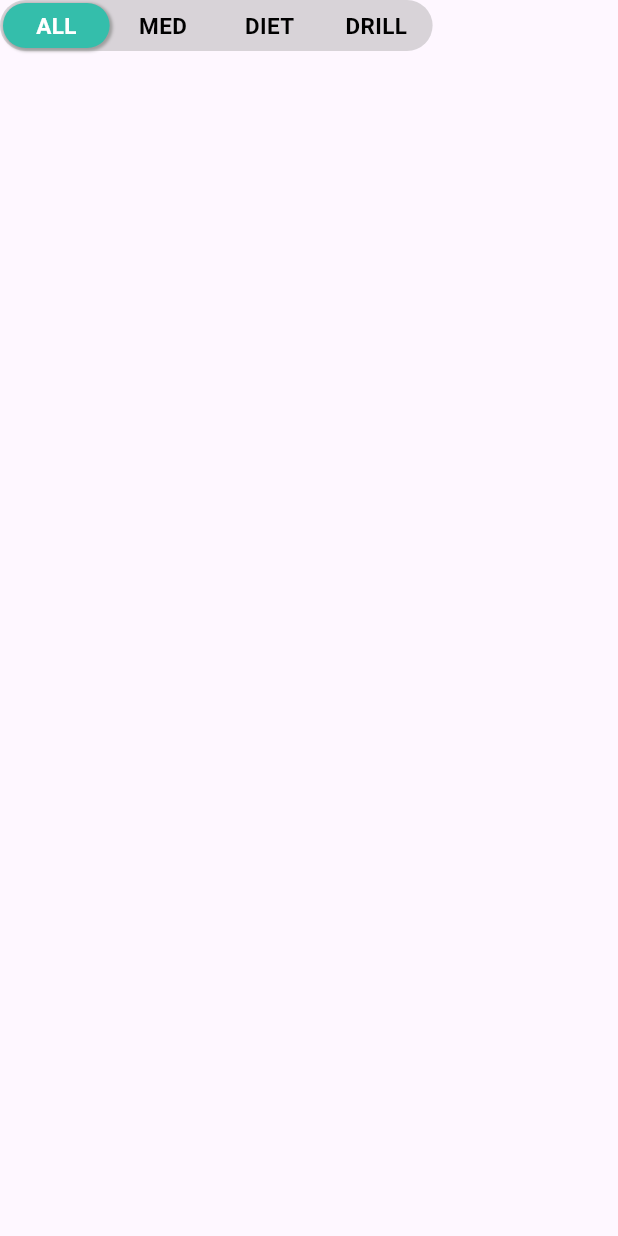
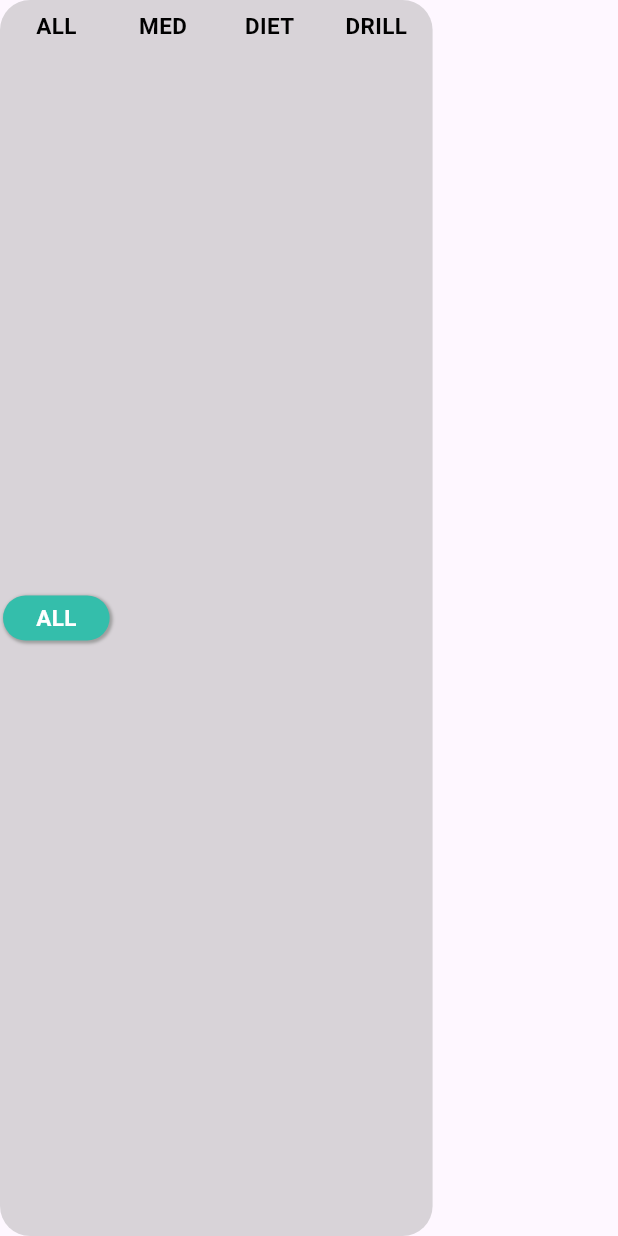
Before and after one commit to dhwanish-3/Heartless, a Flutter app: the MutltiToggle widget shown alone on an empty page, opened directly, on a phone screen of 412 x 824 dp. Run offline on Flutter 3.47's test engine with Material 3 defaults, Android fonts, the phone set to English and light mode, and no system bars; our stand-ins replace cached_network_image, cloud_firestore, firebase_auth, firebase_core, flutter_svg, fluttertoast and 6 more; missing offline and left inert: calendar_slider, flutter_barcode_scanner; accounts and stored records are empty.

Commit message:
sliding animation to MultiToggle Widget

```diff
--- a/lib/pages/schedule/schedule_page.dart
+++ b/lib/pages/schedule/schedule_page.dart
@@ -33,10 +33,31 @@ const data = [
     "description": "Food is good for health",
   },
   {
+    "time": "11:00 AM",
+    "title": "Cereal",
+    "type": 1,
+    "status": 0,
+    "description": "food is good",
+  },
+  {
+    "time": "9:00 PM",
+    "title": "Paracetamol",
+    "description": "the best medicine out there",
+    "type": 2,
+    "status": 0
+  },
+  {
+    "time": "11:00 PM",
+    "title": "Cereal",
+    "type": 0,
+    "status": 1,
+    "description": "Food is good for health",
+  },
+  {
     "time": "11:00 PM",
     "title": "Cereal",
     "type": 2,
-    "status": 0,
+    "status": 2,
     "description": "Food is good for health",
   },
 ];
@@ -52,20 +73,18 @@ class SchedulePage extends StatelessWidget {
         child: Column(
           children: [
             const HorizontalCalendar(),
+            const SizedBox(height: 10),
+            const MutltiToggle(),
+            // const MySlider(),
             const SizedBox(height: 20),
-            const MutltiToggle(),
-            const SizedBox(height: 20),
-            Container(
-              margin: const EdgeInsets.symmetric(horizontal: 10),
-              color: Colors.grey[300],
-              child: Expanded(
-                child: ListView.builder(
+            ListView.builder(
               shrinkWrap: true,
               itemCount: data.length,
+              physics: const NeverScrollableScrollPhysics(),
               itemBuilder: (context, index) {
                 return Container(
-                      margin: const EdgeInsets.symmetric(
-                          vertical: 5, horizontal: 10),
+                  margin:
+                      const EdgeInsets.symmetric(vertical: 10, horizontal: 30),
                   child: Reminder(
                     title: data[index]['title'] as String,
                     description: data[index]['description'] as String,
@@ -76,11 +95,56 @@ class SchedulePage extends StatelessWidget {
                 );
               },
             ),
-              ),
-            ),
           ],
         ),
       )),
     );
   }
 }
+
+class MySlider extends StatefulWidget {
+  const MySlider({super.key});
+
+  @override
+  _MySliderState createState() => _MySliderState();
+}
+
+class _MySliderState extends State<MySlider> {
+  bool isLeft = true;
+
+  @override
+  Widget build(BuildContext context) {
+    return GestureDetector(
+      onTap: () {
+        setState(() {
+          isLeft = !isLeft;
+        });
+      },
+      child: Container(
+        width: 200,
+        height: 50,
+        decoration: BoxDecoration(
+          color: Colors.grey,
+          borderRadius: BorderRadius.circular(25),
+        ),
+        child: Stack(
+          children: [
+            AnimatedPositioned(
+              duration: const Duration(milliseconds: 300),
+              curve: Curves.easeInOut,
+              left: isLeft ? 0 : 100,
+              child: Container(
+                width: 100,
+                height: 50,
+                decoration: BoxDecoration(
+                  color: Colors.blue,
+                  borderRadius: BorderRadius.circular(25),
+                ),
+              ),
+            ),
+          ],
+        ),
+      ),
+    );
+  }
+}
--- a/lib/widgets/schedule/multi_toggle_panel.dart
+++ b/lib/widgets/schedule/multi_toggle_panel.dart
@@ -1,7 +1,10 @@
 import 'package:flutter/material.dart';
 import 'package:heartless/main.dart';
+import 'package:heartless/shared/constants.dart';
 import 'package:heartless/shared/provider/widget_provider.dart';
 import 'package:heartless/widgets/auth/custom_text_button.dart';
+
+enum ButtonText { ALL, MED, DIET, DRILL }
 
 class MutltiToggle extends StatelessWidget {
   const MutltiToggle({super.key});
@@ -9,11 +12,25 @@ class MutltiToggle extends StatelessWidget {
   @override
   Widget build(BuildContext context) {
     double screenWidth = MediaQuery.of(context).size.width;
-
     WidgetNotifier widgetNotifier =
         Provider.of<WidgetNotifier>(context, listen: false);
 
     return Consumer<WidgetNotifier>(builder: (context, value, child) {
+      final buttons = ButtonText.values.map((text) {
+        return Expanded(
+          flex: 1,
+          child: GestureDetector(
+            onTap: () {
+              widgetNotifier.changeToggleSelection(text.index);
+            },
+            child: CustomTextButton(
+              text: text.toString().split('.').last,
+              containerWidth: screenWidth * 0.2,
+              isHighlighted: false,
+            ),
+          ),
+        );
+      }).toList();
       return Container(
         width: screenWidth * 0.7,
         padding: const EdgeInsets.all(2),
@@ -21,60 +38,34 @@ class MutltiToggle extends StatelessWidget {
           borderRadius: BorderRadius.circular(20),
           color: Colors.grey.withOpacity(0.4),
         ),
-        child: Row(mainAxisAlignment: MainAxisAlignment.center, children: [
-          Expanded(
-            flex: 1,
-            child: GestureDetector(
-              onTap: () {
-                widgetNotifier.changeToggleSelection(0);
-              },
-              child: CustomTextButton(
-                text: 'ALL',
-                containerWidth: screenWidth * 0.2,
-                isHighlighted: widgetNotifier.toggleSelectionIndex == 0,
+        child: Stack(
+          children: [
+            Row(
+              mainAxisAlignment: MainAxisAlignment.center,
+              children: buttons,
+            ),
+            AnimatedAlign(
+              alignment: Alignment(
+                  -1 + widgetNotifier.toggleSelectionIndex * 0.6667, 0),
+              duration: const Duration(milliseconds: 200),
+              curve: Curves.easeInOut,
+              child: SizedBox(
+                height: 30,
+                child: FractionallySizedBox(
+                  widthFactor: 0.25,
+                  child: CustomTextButton(
+                    text: ButtonText.values[widgetNotifier.toggleSelectionIndex]
+                        .toString()
+                        .split('.')
+                        .last,
+                    containerWidth: screenWidth * 0.2,
+                    isHighlighted: true,
+                  ),
+                ),
               ),
             ),
-          ),
-          Expanded(
-            flex: 1,
-            child: GestureDetector(
-              onTap: () {
-                widgetNotifier.changeToggleSelection(1);
-              },
-              child: CustomTextButton(
-                text: 'MED',
-                containerWidth: screenWidth * 0.2,
-                isHighlighted: widgetNotifier.toggleSelectionIndex == 1,
-              ),
-            ),
-          ),
-          Expanded(
-            flex: 1,
-            child: GestureDetector(
-              onTap: () {
-                widgetNotifier.changeToggleSelection(2);
-              },
-              child: CustomTextButton(
-                text: 'DIET',
-                containerWidth: screenWidth * 0.2,
-                isHighlighted: widgetNotifier.toggleSelectionIndex == 2,
-              ),
-            ),
-          ),
-          Expanded(
-            flex: 1,
-            child: GestureDetector(
-              onTap: () {
-                widgetNotifier.changeToggleSelection(3);
-              },
-              child: CustomTextButton(
-                text: 'DRILL',
-                containerWidth: screenWidth * 0.2,
-                isHighlighted: widgetNotifier.toggleSelectionIndex == 3,
-              ),
-            ),
-          ),
-        ]),
+          ],
+        ),
       );
     });
   }
```
Also changed, not shown: lib/widgets/schedule/reminder_card.dart (+6 -6 lines). Lines whose indentation alone changed are shown as unchanged.
